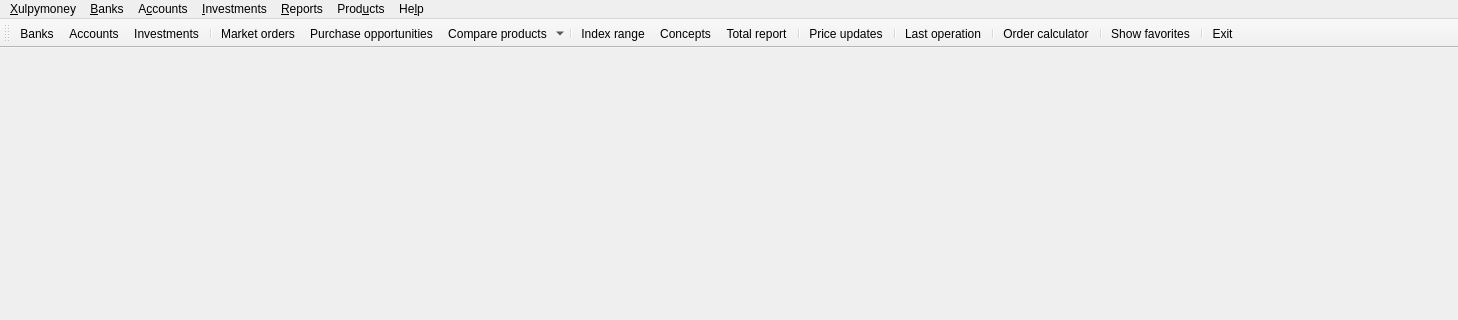
Qt form xulpymoney/ui/frmMain.ui (turulomio/xulpymoney) before a commit; both pictures show x 0 to 1458 and y 0 to 320 of the 1458 by 625 pixel window.
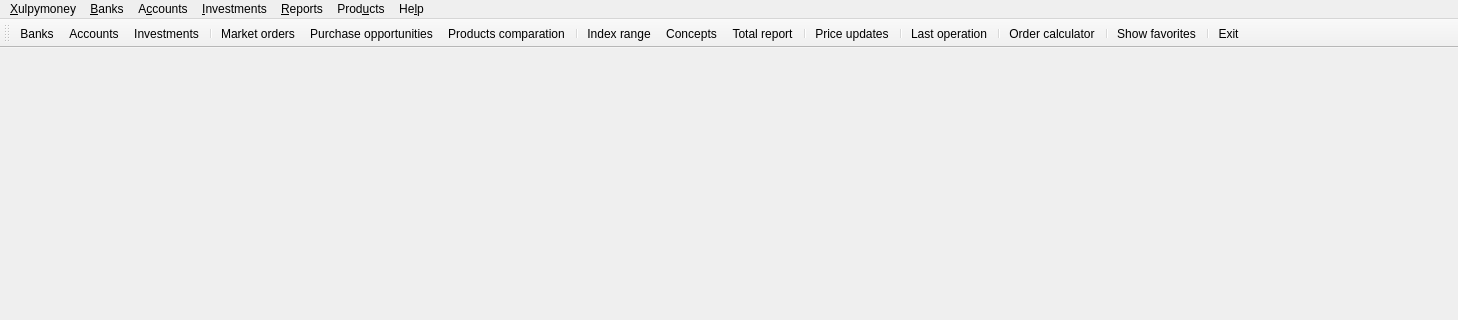
The same form after that commit. Icons and pictures are not drawn.

Diff of the .ui file:
```diff
--- a/xulpymoney/ui/frmMain.ui
+++ b/xulpymoney/ui/frmMain.ui
@@ -282,7 +282,7 @@
    <addaction name="separator"/>
    <addaction name="actionOrders"/>
    <addaction name="actionPurchaseOpportunities"/>
-   <addaction name="menuCompare_pro_ducts"/>
+   <addaction name="actionProductsComparation"/>
    <addaction name="separator"/>
    <addaction name="actionIndexRange"/>
    <addaction name="actionConcepts"/>
@@ -1106,6 +1106,18 @@
     <string>Products with invalid ISIN</string>
    </property>
   </action>
+  <action name="actionProductsComparation">
+   <property name="icon">
+    <iconset resource="../images/xulpymoney.qrc">
+     <normaloff>:/xulpymoney/compare.png</normaloff>:/xulpymoney/compare.png</iconset>
+   </property>
+   <property name="text">
+    <string>Products comparation</string>
+   </property>
+   <property name="toolTip">
+    <string>Products comparation</string>
+   </property>
+  </action>
  </widget>
  <resources>
   <include location="../images/xulpymoney.qrc"/>
```
Left out of the diff: 9 changed lines with no effect on the pictures.
